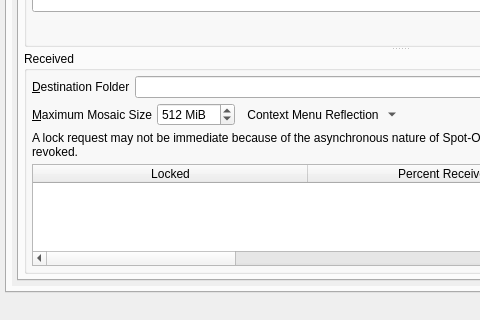
Qt form branches/trunk/UI/spot-on-controlcenter.ui (textbrowser/spot-on) before a commit; both pictures show x 0 to 480 and y 280 to 600 of the 800 by 600 pixel window.
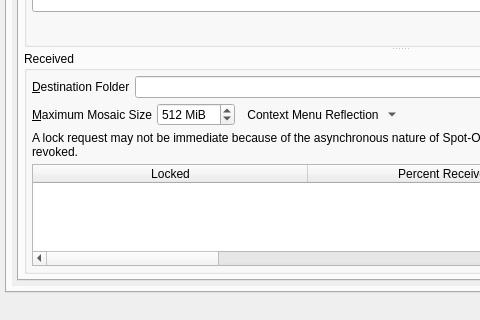
The same form after that commit. The open tabs and pages were chosen to show the change. Icons and pictures are not drawn. Custom widgets are drawn as their Qt base class.

Commit message: New table columns.

Diff of the .ui file:
```diff
--- a/branches/trunk/UI/spot-on-controlcenter.ui
+++ b/branches/trunk/UI/spot-on-controlcenter.ui
@@ -7659,6 +7659,11 @@
                         <string>Expected SHA3-512 Hash</string>
                        </property>
                       </column>
+                      <column>
+                       <property name="text">
+                        <string>ETA</string>
+                       </property>
+                      </column>
                       <column>
                        <property name="text">
                         <string>OID</string>
```
Left out of the diff: 33 changed lines with no effect on the pictures. The commit also changes 1 other file.
